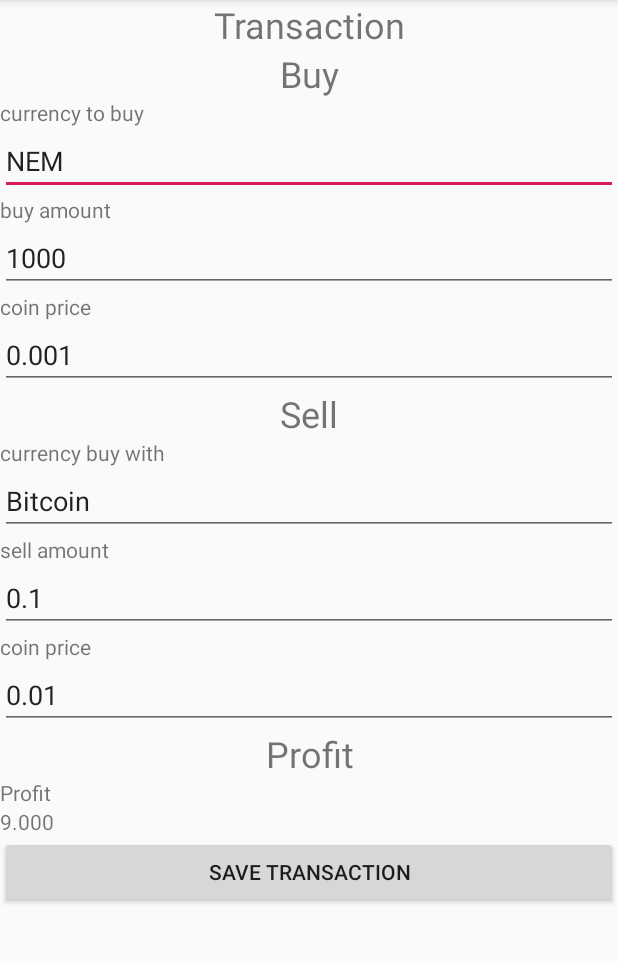
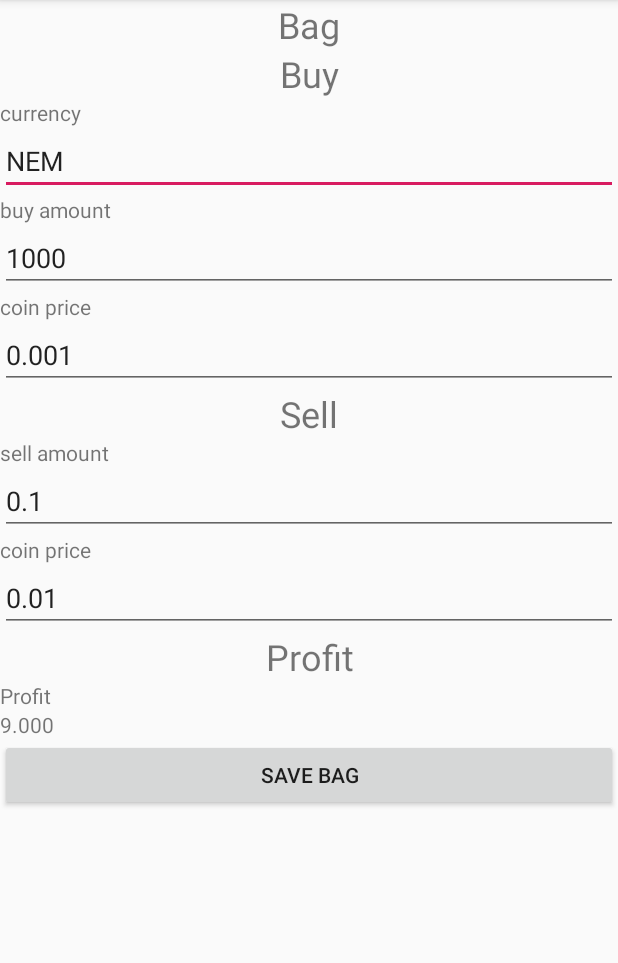
Before and after one commit to tontsa74/CryptoBag, an Android app: the screen it shows after launch (TransactionActivity before the commit, BagActivity after it), after a tap on an icon or button, on a phone screen of 412 x 824 dp, the part 84-1047 px from its top. Run offline under Robolectric (Android 15) with nearby library versions, the phone set to English and light mode, and no system bars.

Commit message:
refactor to bag from transaction

```diff
--- a/app/src/main/AndroidManifest.xml
+++ b/app/src/main/AndroidManifest.xml
@@ -9,7 +9,7 @@
         android:roundIcon="@mipmap/ic_launcher_round"
         android:supportsRtl="true"
         android:theme="@style/AppTheme">
-        <activity android:name=".TransactionActivity" android:screenOrientation="portrait"></activity>
+        <activity android:name=".BagActivity" android:screenOrientation="portrait"></activity>
         <activity android:name=".MainActivity" android:screenOrientation="portrait">
             <intent-filter>
                 <action android:name="android.intent.action.MAIN" />
--- a/app/src/main/java/fi/tuni/cryptobag/Bag.java
+++ b/app/src/main/java/fi/tuni/cryptobag/Bag.java
@@ -1,13 +1,80 @@
 package fi.tuni.cryptobag;
 
-import java.util.Date;
+import java.io.Serializable;
+import java.math.BigDecimal;
 
-public class Bag {
+public class Bag implements Serializable {
     private Currency currency;
-    private String amount;
-    private String buy_price_fiat;
-    private Currency currency_used;
-    private String buy_price_used;
-    private Date date;
-    private String note;
+    private String buyAmount;
+    private String sellAmount;
+    private String coinBuyPrice;
+    private String coinCurrentPrice;
+
+    public Bag(Currency currency, String buyAmount) {
+        setCurrency(currency);
+        setBuyAmount(buyAmount);
+    }
+
+    public Bag(Currency currency, String buyAmount, String sellAmount, String coinBuyPrice, String coinCurrentPrice) {
+        setCurrency(currency);
+        setBuyAmount(buyAmount);
+        setSellAmount(sellAmount);
+        setCoinBuyPrice(coinBuyPrice);
+        setCoinCurrentPrice(coinCurrentPrice);
+    }
+
+    public Currency getCurrency() {
+        return currency;
+    }
+
+    public void setCurrency(Currency currency) {
+        this.currency = currency;
+    }
+
+    public String getBuyAmount() {
+        return buyAmount;
+    }
+
+    public void setBuyAmount(String buyAmount) {
+        if (Double.parseDouble(buyAmount) > 0) {
+            this.buyAmount = buyAmount;
+        }
+    }
+
+    public String getSellAmount() {
+        return sellAmount;
+    }
+
+    public void setSellAmount(String sellAmount) {
+        this.sellAmount = sellAmount;
+    }
+
+    public String getCoinBuyPrice() {
+        return coinBuyPrice;
+    }
+
+    public void setCoinBuyPrice(String coinBuyPrice) {
+        this.coinBuyPrice = coinBuyPrice;
+    }
+
+    public String getCoinCurrentPrice() {
+        return coinCurrentPrice;
+    }
+
+    public void setCoinCurrentPrice(String coinCurrentPrice) {
+        this.coinCurrentPrice = coinCurrentPrice;
+    }
+
+    public String getProfit() {
+        BigDecimal currentPrice = new BigDecimal(getCoinCurrentPrice());
+        BigDecimal buyPrice = new BigDecimal(getCoinBuyPrice());
+        BigDecimal buyAmount = new BigDecimal(getBuyAmount());
+        return (currentPrice.subtract(buyPrice)).multiply(buyAmount).toString();
+    }
+    @Override
+    public String toString() {
+        return currency + " - " + buyAmount + " Profit: " + getProfit()
+//                + super.toString()
+                ;
+    }
 }
--- /dev/null
+++ b/app/src/main/java/fi/tuni/cryptobag/BagActivity.java
@@ -0,0 +1,74 @@
+package fi.tuni.cryptobag;
+
+import android.content.Intent;
+import android.os.Bundle;
+import android.view.View;
+import android.widget.EditText;
+import android.widget.TextView;
+
+public class BagActivity extends BaseActivity {
+
+    EditText currencyEditText, buyAmountEditText;
+    EditText sellAmountEditText;
+    EditText coinBuyPriceEditText, coinCurrentPriceEditText;
+    TextView profitTextview;
+    int position;
+
+    @Override
+    protected void onCreate(Bundle savedInstanceState) {
+        super.onCreate(savedInstanceState);
+        setContentView(R.layout.activity_bag);
+
+        Debug.print(TAG, "onCreate()", "BagActivity", 1);
+
+        currencyEditText = (EditText) findViewById(R.id.currencyEditText);
+        buyAmountEditText = (EditText) findViewById(R.id.buyAmountEditText);
+        sellAmountEditText = (EditText) findViewById(R.id.sellAmountEditText);
+        coinBuyPriceEditText = (EditText) findViewById(R.id.coinBuyPriceEditText);
+        coinCurrentPriceEditText = (EditText) findViewById(R.id.coinCurrentPriceEditText);
+        profitTextview = (TextView) findViewById(R.id.profitTextview);
+
+        Bundle extras = getIntent().getExtras();
+        if (extras != null) {
+            Bag bag = (Bag) extras.get("bag");
+            position = extras.getInt("position");
+            Debug.print(TAG, "onCreate()", "getIntent: " + bag + ", pos: " + position, 2);
+
+            currencyEditText.setText(bag.getCurrency().getName());
+            buyAmountEditText.setText(bag.getBuyAmount());
+            sellAmountEditText.setText(bag.getSellAmount());
+            coinBuyPriceEditText.setText(bag.getCoinBuyPrice());
+            coinCurrentPriceEditText.setText(bag.getCoinCurrentPrice());
+
+            profitTextview.setText(bag.getProfit());
+        }
+    }
+
+    @Override
+    public void onBackPressed() {
+        Debug.print(TAG, "onBackPressed()", "BagActivity", 1);
+
+        super.onBackPressed();
+    }
+
+    public void saveBag(View view) {
+        Debug.print(TAG, "saveBag()", "save", 1);
+        String buyCurrencyName = currencyEditText.getText().toString();
+        Currency buyCurrency = new Currency("id", buyCurrencyName, "symbol");
+
+        Bag bag = new Bag(
+                buyCurrency
+                , buyAmountEditText.getText().toString()
+                , sellAmountEditText.getText().toString()
+                , coinBuyPriceEditText.getText().toString()
+                , coinCurrentPriceEditText.getText().toString()
+        );
+
+        Intent intent = new Intent();
+        intent.putExtra("bag", bag);
+        intent.putExtra("position", position);
+        setResult(RESULT_OK, intent);
+
+        onBackPressed();
+    }
+}
--- a/app/src/main/java/fi/tuni/cryptobag/MainActivity.java
+++ b/app/src/main/java/fi/tuni/cryptobag/MainActivity.java
@@ -1,14 +1,11 @@
 package fi.tuni.cryptobag;
 
 import android.content.Intent;
-import android.os.Parcelable;
-import android.support.v7.app.AppCompatActivity;
 import android.os.Bundle;
 import android.view.View;
 import android.widget.ArrayAdapter;
 import android.widget.ListView;
 
-import java.io.Serializable;
 import java.util.ArrayList;
 import java.util.List;
 
@@ -16,8 +13,8 @@
     private static final int REQUEST_CODE_ADD = 10;
     private static final int REQUEST_CODE_EDIT = 11;
 
-    ArrayAdapter arrayAdapter;
-    List<Transaction> transactions;
+    ArrayAdapter bagArrayAdapter;
+    List<Bag> bags;
 
     @Override
     protected void onCreate(Bundle savedInstanceState) {
@@ -27,34 +24,33 @@
         Debug.loadDebug(this);
         Debug.print(TAG, "onCreate()", "Logging my application", 1);
 
-        transactions = new ArrayList<Transaction>();
+        bags = new ArrayList<Bag>();
         Currency buy = new Currency("nem", "NEM", "xem");
-        Currency sell = new Currency("btc", "Bitcoin", "xbt");
-        transactions.add(new Transaction(buy, "1000", sell, "0.1", "0.001", "0.01"));
+        bags.add(new Bag(buy, "1000", "0.1", "0.001", "0.01"));
 
         final ListView bagsListView = (ListView) findViewById(R.id.bagsListView);
         bagsListView.setOnItemClickListener((parent, view, position, id) -> {
             Debug.print(TAG, "setOnItemClickListener",  "position_id: " + position + "_" + id, 2);
-            Transaction transaction = (Transaction) bagsListView.getItemAtPosition(position);
-            editTransaction(transaction, position);
+            Bag bag = (Bag) bagsListView.getItemAtPosition(position);
+            editBag(bag, position);
         });
 
 
-        arrayAdapter = new ArrayAdapter(this, R.layout.bag_item, R.id.bagItemTextView, transactions);
-        bagsListView.setAdapter(arrayAdapter);
+        bagArrayAdapter = new ArrayAdapter(this, R.layout.bag_item, R.id.bagItemTextView, bags);
+        bagsListView.setAdapter(bagArrayAdapter);
     }
 
-    public void editTransaction(Transaction transaction, int position) {
-        Debug.print(TAG, "editTransaction()", "edit transaction: " + transaction + ", pos: " + position, 1);
-        Intent intent = new Intent(this, TransactionActivity.class);
-        intent.putExtra("transaction", transaction);
+    public void editBag(Bag bag, int position) {
+        Debug.print(TAG, "editBag()", "edit bag: " + bag + ", pos: " + position, 1);
+        Intent intent = new Intent(this, BagActivity.class);
+        intent.putExtra("bag", bag);
         intent.putExtra("position", position);
         startActivityForResult(intent, REQUEST_CODE_EDIT);
     }
 
-    public void addTransaction(View view) {
-        Debug.print(TAG, "addTransaction()", "add new transaction", 1);
-        Intent intent = new Intent(this, TransactionActivity.class);
+    public void addBag(View view) {
+        Debug.print(TAG, "addBag()", "add new bag", 1);
+        Intent intent = new Intent(this, BagActivity.class);
         startActivityForResult(intent, REQUEST_CODE_ADD);
     }
 
@@ -66,19 +62,19 @@
         if (requestCode == REQUEST_CODE_ADD) {
             if (resultCode == RESULT_OK) {
                 Bundle bundle = data.getExtras();
-                Debug.print(TAG,"onActivityResult","buy: " + bundle.get("transaction"), 3);
-                transactions.add((Transaction) bundle.get("transaction"));
+                Debug.print(TAG,"onActivityResult","buy: " + bundle.get("bag"), 3);
+                bags.add((Bag) bundle.get("bag"));
             }
         }
         if (requestCode == REQUEST_CODE_EDIT) {
             if (resultCode == RESULT_OK) {
                 Bundle bundle = data.getExtras();
-                Debug.print(TAG,"onActivityResult","buy: " + bundle.get("transaction") + bundle.get("position"), 3);
-                Transaction transaction = (Transaction) bundle.get("transaction");
+                Debug.print(TAG,"onActivityResult","buy: " + bundle.get("bag") + bundle.get("position"), 3);
+                Bag bag = (Bag) bundle.get("bag");
                 int position = bundle.getInt("position");
-                transactions.set(position, transaction);
+                bags.set(position, bag);
             }
         }
-        arrayAdapter.notifyDataSetChanged();
+        bagArrayAdapter.notifyDataSetChanged();
     }
 }
--- a/app/src/main/java/fi/tuni/cryptobag/Transaction.java
+++ /dev/null
@@ -1,90 +0,0 @@
-package fi.tuni.cryptobag;
-
-import java.io.Serializable;
-import java.math.BigDecimal;
-
-public class Transaction implements Serializable {
-    private Currency buyCurrency;
-    private String buyAmount;
-    private Currency sellCurrency;
-    private String sellAmount;
-    private String coinBuyPrice;
-    private String coinCurrentPrice;
-
-    public Transaction(Currency buyCurrency, String buyAmount) {
-        setBuyCurrency(buyCurrency);
-        setBuyAmount(buyAmount);
-    }
-
-    public Transaction(Currency buyCurrency, String buyAmount, Currency sellCurrency, String sellAmount, String coinBuyPrice, String coinCurrentPrice) {
-        setBuyCurrency(buyCurrency);
-        setBuyAmount(buyAmount);
-        setSellCurrency(sellCurrency);
-        setSellAmount(sellAmount);
-        setCoinBuyPrice(coinBuyPrice);
-        setCoinCurrentPrice(coinCurrentPrice);
-    }
-
-    public Currency getBuyCurrency() {
-        return buyCurrency;
-    }
-
-    public void setBuyCurrency(Currency buyCurrency) {
-        this.buyCurrency = buyCurrency;
-    }
-
-    public String getBuyAmount() {
-        return buyAmount;
-    }
-
-    public void setBuyAmount(String buyAmount) {
-        if (Double.parseDouble(buyAmount) > 0) {
-            this.buyAmount = buyAmount;
-        }
-    }
-
-    public Currency getSellCurrency() {
-        return sellCurrency;
-    }
-
-    public void setSellCurrency(Currency sellCurrency) {
-        this.sellCurrency = sellCurrency;
-    }
-
-    public String getSellAmount() {
-        return sellAmount;
-    }
-
-    public void setSellAmount(String sellAmount) {
-        this.sellAmount = sellAmount;
-    }
-
-    public String getCoinBuyPrice() {
-        return coinBuyPrice;
-    }
-
-    public void setCoinBuyPrice(String coinBuyPrice) {
-        this.coinBuyPrice = coinBuyPrice;
-    }
-
-    public String getCoinCurrentPrice() {
-        return coinCurrentPrice;
-    }
-
-    public void setCoinCurrentPrice(String coinCurrentPrice) {
-        this.coinCurrentPrice = coinCurrentPrice;
-    }
-
-    public String getProfit() {
-        BigDecimal currentPrice = new BigDecimal(getCoinCurrentPrice());
-        BigDecimal buyPrice = new BigDecimal(getCoinBuyPrice());
-        BigDecimal buyAmount = new BigDecimal(getBuyAmount());
-        return (currentPrice.subtract(buyPrice)).multiply(buyAmount).toString();
-    }
-    @Override
-    public String toString() {
-        return buyCurrency + " - " + buyAmount + " Profit: " + getProfit()
-//                + super.toString()
-                ;
-    }
-}
--- a/app/src/main/java/fi/tuni/cryptobag/TransactionActivity.java
+++ /dev/null
@@ -1,81 +0,0 @@
-package fi.tuni.cryptobag;
-
-import android.content.Intent;
-import android.support.v7.app.AppCompatActivity;
-import android.os.Bundle;
-import android.view.View;
-import android.widget.EditText;
-import android.widget.TextView;
-
-public class TransactionActivity extends BaseActivity {
-
-    EditText buyCurrencyEditText, buyAmountEditText;
-    EditText sellCurrencyEditText, sellAmountEditText;
-    EditText coinBuyPriceEditText, coinCurrentPriceEditText;
-    TextView profitTextview;
-    int position;
-
-    @Override
-    protected void onCreate(Bundle savedInstanceState) {
-        super.onCreate(savedInstanceState);
-        setContentView(R.layout.activity_transaction);
-
-        Debug.print(TAG, "onCreate()", "TransactionActivity", 1);
-
-        buyCurrencyEditText = (EditText) findViewById(R.id.buyCurrencyEditText);
-        buyAmountEditText = (EditText) findViewById(R.id.buyAmountEditText);
-        sellCurrencyEditText = (EditText) findViewById(R.id.sellCurrencyEditText);
-        sellAmountEditText = (EditText) findViewById(R.id.sellAmountEditText);
-        coinBuyPriceEditText = (EditText) findViewById(R.id.coinBuyPriceEditText);
-        coinCurrentPriceEditText = (EditText) findViewById(R.id.coinCurrentPriceEditText);
-        profitTextview = (TextView) findViewById(R.id.profitTextview);
-
-        Bundle extras = getIntent().getExtras();
-        if (extras != null) {
-            Transaction transaction = (Transaction) extras.get("transaction");
-            position = extras.getInt("position");
-            Debug.print(TAG, "onCreate()", "getIntent: " + transaction + ", pos: " + position, 2);
-
-            buyCurrencyEditText.setText(transaction.getBuyCurrency().getName());
-            buyAmountEditText.setText(transaction.getBuyAmount());
-            sellCurrencyEditText.setText(transaction.getSellCurrency().getName());
-            sellAmountEditText.setText(transaction.getSellAmount());
-            coinBuyPriceEditText.setText(transaction.getCoinBuyPrice());
-            coinCurrentPriceEditText.setText(transaction.getCoinCurrentPrice());
-
-            profitTextview.setText(transaction.getProfit());
-        }
-    }
-
-    @Override
-    public void onBackPressed() {
-        Debug.print(TAG, "onBackPressed()", "TransactionActivity", 1);
-
-        super.onBackPressed();
-    }
-
-    public void saveTransaction(View view) {
-        Debug.print(TAG, "saveTransaction()", "save", 1);
-        String buyCurrencyName = buyCurrencyEditText.getText().toString();
-        Currency buyCurrency = new Currency("id", buyCurrencyName, "symbol");
-
-        String sellCurrencyName = sellCurrencyEditText.getText().toString();
-        Currency sellCurrency = new Currency("id", sellCurrencyName, "symbol");
-
-        Transaction transaction = new Transaction(
-                buyCurrency
-                , buyAmountEditText.getText().toString()
-                , sellCurrency
-                , sellAmountEditText.getText().toString()
-                , coinBuyPriceEditText.getText().toString()
-                , coinCurrentPriceEditText.getText().toString()
-        );
-
-        Intent intent = new Intent();
-        intent.putExtra("transaction", transaction);
-        intent.putExtra("position", position);
-        setResult(RESULT_OK, intent);
-
-        onBackPressed();
-    }
-}
--- a/app/src/main/res/layout/activity_transaction.xml
+++ b/app/src/main/res/layout/activity_bag.xml
@@ -4,13 +4,13 @@
     xmlns:tools="http://schemas.android.com/tools"
     android:layout_width="match_parent"
     android:layout_height="match_parent"
-    tools:context=".TransactionActivity"
+    tools:context=".BagActivity"
     android:orientation="vertical">
 
     <TextView
         android:layout_width="match_parent"
         android:layout_height="wrap_content"
-        android:text="Transaction"
+        android:text="Bag"
         android:textAlignment="center"
         android:textSize="24sp"/>
 
@@ -24,13 +24,13 @@
     <TextView
         android:layout_width="match_parent"
         android:layout_height="wrap_content"
-        android:text="currency to buy"/>
+        android:text="currency"/>
 
     <EditText
-        android:id="@+id/buyCurrencyEditText"
+        android:id="@+id/currencyEditText"
         android:layout_width="match_parent"
         android:layout_height="wrap_content"
-        android:hint="currency to buy"
+        android:hint="currency"
         android:singleLine="true"/>
 
     <TextView
@@ -63,18 +63,6 @@
         android:text="Sell"
         android:textAlignment="center"
         android:textSize="24sp"/>
-
-    <TextView
-        android:layout_width="match_parent"
-        android:layout_height="wrap_content"
-        android:text="currency buy with"/>
-
-    <EditText
-        android:id="@+id/sellCurrencyEditText"
-        android:layout_width="match_parent"
-        android:layout_height="wrap_content"
-        android:hint="currency buy with"
-        android:singleLine="true"/>
 
     <TextView
         android:layout_width="match_parent"
@@ -121,7 +109,7 @@
     <Button
         android:layout_width="match_parent"
         android:layout_height="wrap_content"
-        android:text="Save transaction"
-        android:onClick="saveTransaction"/>
+        android:text="Save bag"
+        android:onClick="saveBag"/>
 
 </LinearLayout>
--- a/app/src/main/res/layout/activity_main.xml
+++ b/app/src/main/res/layout/activity_main.xml
@@ -10,8 +10,8 @@
     <Button
         android:layout_width="wrap_content"
         android:layout_height="wrap_content"
-        android:text="add transaction"
-        android:onClick="addTransaction"/>
+        android:text="add bag"
+        android:onClick="addBag"/>
 
     <ListView
         android:id="@+id/bagsListView"
```
